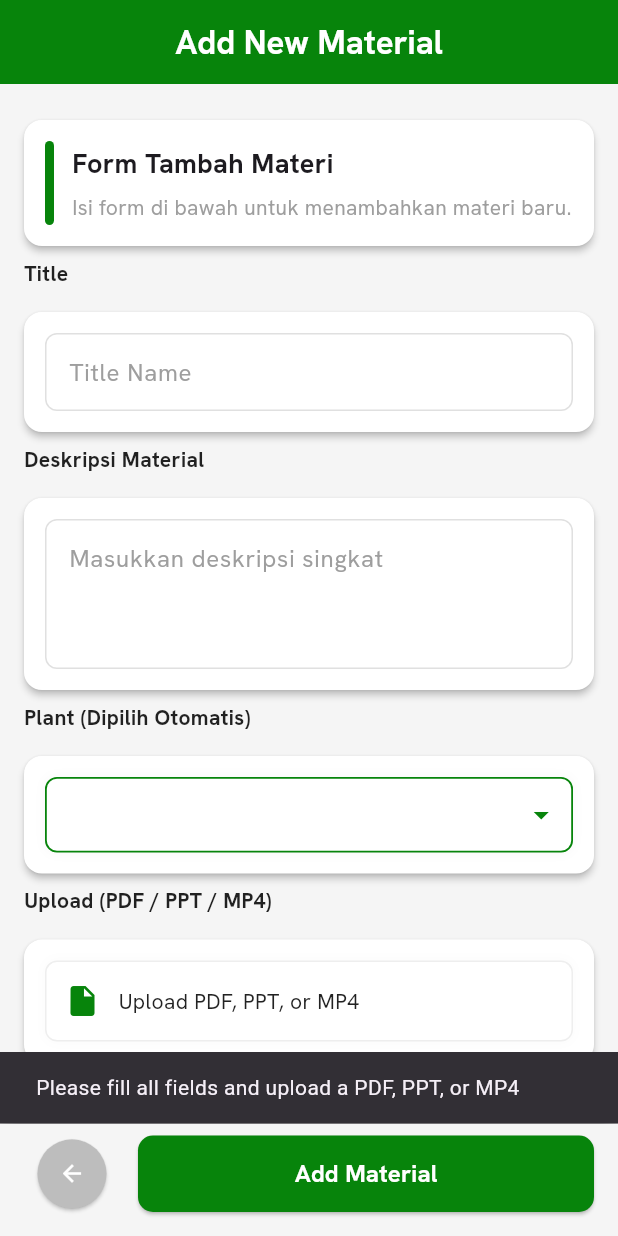
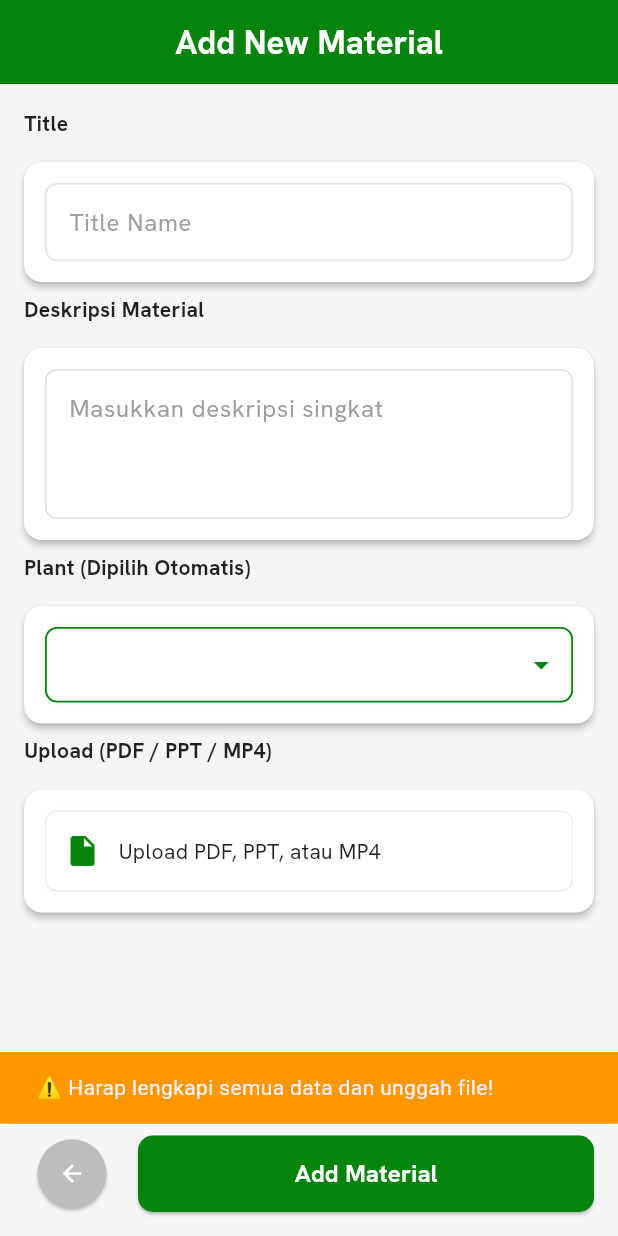
Before and after one commit to rinneechan/visitor_induction, a Flutter app: the AddMaterialScreen screen opened by its route, after a tap on "Add Material", on a phone screen of 412 x 824 dp. Run offline on Flutter 3.47's test engine with Material 3 defaults, Android fonts, the light colour scheme and no system bars; our stand-ins replace chewie, connectivity_plus, dio, file_picker, firebase_core, firebase_messaging and 10 more; missing offline and left inert: dart:html, flutter_pdfview, in_app_update, syncfusion_flutter_pdfviewer; accounts and stored records are empty.

Commit message:
update api backend cms add material

```diff
--- /dev/null
+++ b/lib/models/material_model.dart
@@ -0,0 +1,43 @@
+class MaterialModel {
+  final int? id;
+  final String materialname;
+  final String status;
+  final String isactive;
+  final String folder;
+  final String plantId;
+  final String? fileUrl;
+
+  MaterialModel({
+    this.id,
+    required this.materialname,
+    required this.status,
+    required this.isactive,
+    required this.folder,
+    required this.plantId,
+    this.fileUrl,
+  });
+
+  factory MaterialModel.fromJson(Map<String, dynamic> json) {
+    return MaterialModel(
+      id: json['id'],
+      materialname: json['materialname'] ?? '',
+      status: json['status'] ?? '',
+      isactive: json['isactive']?.toString() ?? '',
+      folder: json['folder'] ?? '',
+      plantId: json['plant_id']?.toString() ?? '',
+      fileUrl: json['file_url'],
+    );
+  }
+
+  Map<String, dynamic> toJson() {
+    return {
+      'id': id,
+      'materialname': materialname,
+      'status': status,
+      'isactive': isactive,
+      'folder': folder,
+      'plant_id': plantId,
+      'file_url': fileUrl,
+    };
+  }
+}
--- a/lib/screens/cms/material_screen.dart
+++ b/lib/screens/cms/material_screen.dart
@@ -1,6 +1,13 @@
+import 'package:flutter/foundation.dart' show kIsWeb;
 import 'package:flutter/material.dart';
 import 'package:file_picker/file_picker.dart';
 import 'package:go_router/go_router.dart';
+import 'dart:io';
+import 'package:http/http.dart' as http;
+import 'dart:convert';
+import 'package:she_vi/utils/env_helper.dart';
+import 'package:she_vi/services/api_service.dart';
+import 'package:she_vi/models/material_model.dart';
 
 class AddMaterialScreen extends StatefulWidget {
   final String plantId;
@@ -14,8 +21,10 @@ class _AddMaterialScreenState extends State<AddMaterialScreen> {
   final TextEditingController titleController = TextEditingController();
   final TextEditingController descriptionController = TextEditingController();
   String? selectedPlant;
-  String? uploadedFile;
+  PlatformFile? pickedFile; // <-- handle web & mobile
   IconData fileIcon = Icons.insert_drive_file;
+
+  final ApiService apiService = ApiService();
 
   final List<String> plantList = [
     "Cemindo Bayah Plant",
@@ -49,14 +58,16 @@ class _AddMaterialScreenState extends State<AddMaterialScreen> {
     final result = await FilePicker.platform.pickFiles(
       type: FileType.custom,
       allowedExtensions: ['pdf', 'ppt', 'pptx', 'mp4'],
+      withData: true,
     );
 
-    if (result != null && result.files.single.path != null) {
+    if (result != null && result.files.isNotEmpty) {
+      final file = result.files.single;
       setState(() {
-        uploadedFile = result.files.single.name;
-        if (uploadedFile!.endsWith('.mp4')) {
+        pickedFile = file;
+        if (file.name.endsWith('.mp4')) {
           fileIcon = Icons.movie;
-        } else if (uploadedFile!.endsWith('.pdf')) {
+        } else if (file.name.endsWith('.pdf')) {
           fileIcon = Icons.picture_as_pdf;
         } else {
           fileIcon = Icons.slideshow;
@@ -65,48 +76,87 @@ class _AddMaterialScreenState extends State<AddMaterialScreen> {
     }
   }
 
-  void _showConfirmationDialog() {
-    showDialog(
-      context: context,
-      builder: (context) => AlertDialog(
-        shape: RoundedRectangleBorder(borderRadius: BorderRadius.circular(12)),
-        content: const Text(
-          "Have you entered the details correctly?",
-          style: TextStyle(fontFamily: 'Hanken Grotesk'),
+  Future<void> _uploadMaterial() async {
+    if (titleController.text.isEmpty ||
+        descriptionController.text.isEmpty ||
+        pickedFile == null) {
+      ScaffoldMessenger.of(context).showSnackBar(
+        const SnackBar(
+          content: Text("⚠️ Harap lengkapi semua data dan unggah file!"),
+          backgroundColor: Colors.orange,
         ),
-        actions: [
-          TextButton(
-            style: TextButton.styleFrom(
-              backgroundColor: const Color(0xFF07840B),
-            ),
-            onPressed: () {
-              Navigator.pop(context);
-              ScaffoldMessenger.of(context).showSnackBar(
-                const SnackBar(content: Text("Material added successfully")),
-              );
-              context.go('/cms/material/${widget.plantId}');
-            },
-            child: const Text(
-              "Yes",
-              style: TextStyle(
-                color: Colors.white,
-                fontWeight: FontWeight.bold,
-              ),
-            ),
-          ),
-          TextButton(
-            onPressed: () => Navigator.pop(context),
-            child: const Text(
-              "No",
-              style: TextStyle(color: Colors.black),
-            ),
-          ),
-        ],
+      );
+      return;
+    }
+
+    ScaffoldMessenger.of(context).showSnackBar(
+      const SnackBar(
+        content: Text("⏳ Sedang menambahkan material..."),
+        backgroundColor: Colors.blueAccent,
+        duration: Duration(seconds: 1),
       ),
     );
+
+    try {
+      File? fileToUpload;
+
+      if (!kIsWeb && pickedFile?.path != null) {
+        fileToUpload = File(pickedFile!.path!);
+      }
+
+      final result = await apiService.addMaterialCMS(
+        materialname: titleController.text,
+        status: "1", // disesuaikan dengan backend boolean/1/0
+        isactive: "1",
+        folder: "",
+        plantId: widget.plantId,
+        file: fileToUpload,
+        webFileBytes: kIsWeb ? pickedFile?.bytes : null,
+        webFileName: kIsWeb ? pickedFile?.name : null,
+      );
+
+      // Cek hasil dari API
+      if (result != null) {
+        ScaffoldMessenger.of(context).showSnackBar(
+          const SnackBar(
+            content: Text("✅ Material berhasil ditambahkan!"),
+            backgroundColor: Colors.green,
+            duration: Duration(seconds: 2),
+          ),
+        );
+
+        // Kosongkan form setelah berhasil
+        titleController.clear();
+        descriptionController.clear();
+        setState(() {
+          pickedFile = null;
+          fileIcon = Icons.insert_drive_file;
+        });
+
+        // Arahkan kembali ke halaman CMS material list
+        Future.delayed(const Duration(milliseconds: 800), () {
+          context.go('/cms');
+        });
+      } else {
+        ScaffoldMessenger.of(context).showSnackBar(
+          const SnackBar(
+            content: Text("❌ Gagal menambahkan material. Coba lagi."),
+            backgroundColor: Colors.red,
+            duration: Duration(seconds: 3),
+          ),
+        );
+      }
+    } catch (e) {
+      print("Upload error: $e");
+      ScaffoldMessenger.of(context).showSnackBar(
+        SnackBar(
+          content: Text("🚫 Terjadi kesalahan: $e"),
+          backgroundColor: Colors.red,
+        ),
+      );
+    }
   }
 
-  // ---------- UI building helpers (style aligned with CmsQuestionScreen) ----------
   Widget _sectionCard({required Widget child}) {
     return Card(
       elevation: 2,
@@ -134,10 +184,7 @@ class _AddMaterialScreenState extends State<AddMaterialScreen> {
   InputDecoration _outlineInputDecoration(String hint) {
     return InputDecoration(
       hintText: hint,
-      hintStyle: const TextStyle(
-        fontFamily: 'Hanken Grotesk',
-        color: Colors.grey,
-      ),
+      hintStyle: const TextStyle(fontFamily: 'Hanken Grotesk', color: Colors.grey),
       contentPadding: const EdgeInsets.symmetric(horizontal: 12, vertical: 14),
       border: OutlineInputBorder(
         borderRadius: BorderRadius.circular(8),
@@ -162,9 +209,7 @@ class _AddMaterialScreenState extends State<AddMaterialScreen> {
         color: Colors.white,
         borderRadius: BorderRadius.circular(8),
         border: Border.all(color: const Color(0xFF07840B), width: 1.2),
-        boxShadow: [
-          BoxShadow(color: Colors.black.withOpacity(0.03), blurRadius: 6)
-        ],
+        boxShadow: [BoxShadow(color: Colors.black.withOpacity(0.03), blurRadius: 6)],
       ),
       child: Padding(
         padding: const EdgeInsets.symmetric(horizontal: 8),
@@ -174,35 +219,21 @@ class _AddMaterialScreenState extends State<AddMaterialScreen> {
             isExpanded: true,
             icon: const Icon(Icons.arrow_drop_down, color: Color(0xFF07840B)),
             items: plantList
-                .map(
-                  (p) => DropdownMenuItem<String>(
-                    value: p,
-                    child: Text(
-                      p,
-                      style: const TextStyle(
-                          fontFamily: 'Hanken Grotesk',
-                          color: Color(0xFF07840B),
-                          fontWeight: FontWeight.w600),
-                    ),
-                  ),
-                )
+                .map((p) => DropdownMenuItem<String>(
+                      value: p,
+                      child: Text(
+                        p,
+                        style: const TextStyle(
+                            fontFamily: 'Hanken Grotesk',
+                            color: Color(0xFF07840B),
+                            fontWeight: FontWeight.w600),
+                      ),
+                    ))
                 .toList(),
             onChanged: (val) => setState(() => selectedPlant = val),
           ),
         ),
       ),
-    );
-  }
-
-  Widget _styledTextField(
-    TextEditingController controller, {
-    required String hint,
-    int maxLines = 1,
-  }) {
-    return TextFormField(
-      controller: controller,
-      maxLines: maxLines,
-      decoration: _outlineInputDecoration(hint),
     );
   }
 
@@ -224,21 +255,21 @@ class _AddMaterialScreenState extends State<AddMaterialScreen> {
             const SizedBox(width: 12),
             Expanded(
               child: Text(
-                uploadedFile ?? "Upload PDF, PPT, or MP4",
+                pickedFile != null
+                    ? pickedFile!.name
+                    : "Upload PDF, PPT, atau MP4",
                 style: const TextStyle(
-                  fontFamily: 'Hanken Grotesk',
-                  color: Colors.black87,
-                ),
+                    fontFamily: 'Hanken Grotesk', color: Colors.black87),
               ),
             ),
-            if (uploadedFile != null) const Icon(Icons.check_circle, color: Colors.green),
+            if (pickedFile != null)
+              const Icon(Icons.check_circle, color: Colors.green),
           ],
         ),
       ),
     );
   }
 
-  // ---------- Build ----------
   @override
   Widget build(BuildContext context) {
     return Scaffold(
@@ -261,69 +292,24 @@ class _AddMaterialScreenState extends State<AddMaterialScreen> {
         child: Column(
           crossAxisAlignment: CrossAxisAlignment.start,
           children: [
-            // Header card (mirroring CMSQuestionScreen style)
-            _sectionCard(
-              child: Row(
-                children: [
-                  Container(
-                    width: 6,
-                    height: 56,
-                    decoration: BoxDecoration(
-                      color: const Color(0xFF07840B),
-                      borderRadius: BorderRadius.circular(4),
-                    ),
-                  ),
-                  const SizedBox(width: 12),
-                  Expanded(
-                    child: Column(
-                      crossAxisAlignment: CrossAxisAlignment.start,
-                      children: const [
-                        Text(
-                          "Form Tambah Materi",
-                          style: TextStyle(
-                            fontFamily: 'Hanken Grotesk',
-                            fontSize: 18,
-                            fontWeight: FontWeight.bold,
-                          ),
-                        ),
-                        SizedBox(height: 6),
-                        Text(
-                          "Isi form di bawah untuk menambahkan materi baru.",
-                          style: TextStyle(fontFamily: 'Hanken Grotesk', color: Colors.grey),
-                        ),
-                      ],
-                    ),
-                  ),
-                ],
-              ),
-            ),
-
-            // Title
             _label("Title"),
             _sectionCard(
-              child: _styledTextField(titleController, hint: "Title Name"),
-            ),
-
-            // Description
+                child: TextFormField(
+                    controller: titleController,
+                    decoration: _outlineInputDecoration("Title Name"))),
             _label("Deskripsi Material"),
             _sectionCard(
-              child: _styledTextField(descriptionController,
-                  hint: "Masukkan deskripsi singkat", maxLines: 3),
-            ),
-
-            // Plant (styled like CMSQuestion)
+                child: TextFormField(
+                    controller: descriptionController,
+                    decoration: _outlineInputDecoration("Masukkan deskripsi singkat"),
+                    maxLines: 3)),
             _label("Plant (Dipilih Otomatis)"),
             _sectionCard(child: _styledDropdown()),
-
-            // Upload
             _label("Upload (PDF / PPT / MP4)"),
             _sectionCard(child: _uploadCard()),
-
-            const SizedBox(height: 20),
           ],
         ),
       ),
-
       bottomNavigationBar: Padding(
         padding: const EdgeInsets.fromLTRB(16, 8, 16, 16),
         child: Row(
@@ -340,26 +326,11 @@ class _AddMaterialScreenState extends State<AddMaterialScreen> {
             const SizedBox(width: 12),
             Expanded(
               child: ElevatedButton(
-                onPressed: () {
-                  if (titleController.text.isNotEmpty &&
-                      descriptionController.text.isNotEmpty &&
-                      selectedPlant != null &&
-                      uploadedFile != null) {
-                    _showConfirmationDialog();
-                  } else {
-                    ScaffoldMessenger.of(context).showSnackBar(
-                      const SnackBar(
-                        content: Text(
-                            "Please fill all fields and upload a PDF, PPT, or MP4"),
-                      ),
-                    );
-                  }
-                },
+                onPressed: _uploadMaterial,
                 style: ElevatedButton.styleFrom(
                   backgroundColor: const Color(0xFF07840B),
                   shape: RoundedRectangleBorder(
-                    borderRadius: BorderRadius.circular(10),
-                  ),
+                      borderRadius: BorderRadius.circular(10)),
                   padding: const EdgeInsets.symmetric(vertical: 14),
                 ),
                 child: const Text(
```
Also changed, not shown: lib/services/api_service.dart (+118 -53 lines).
